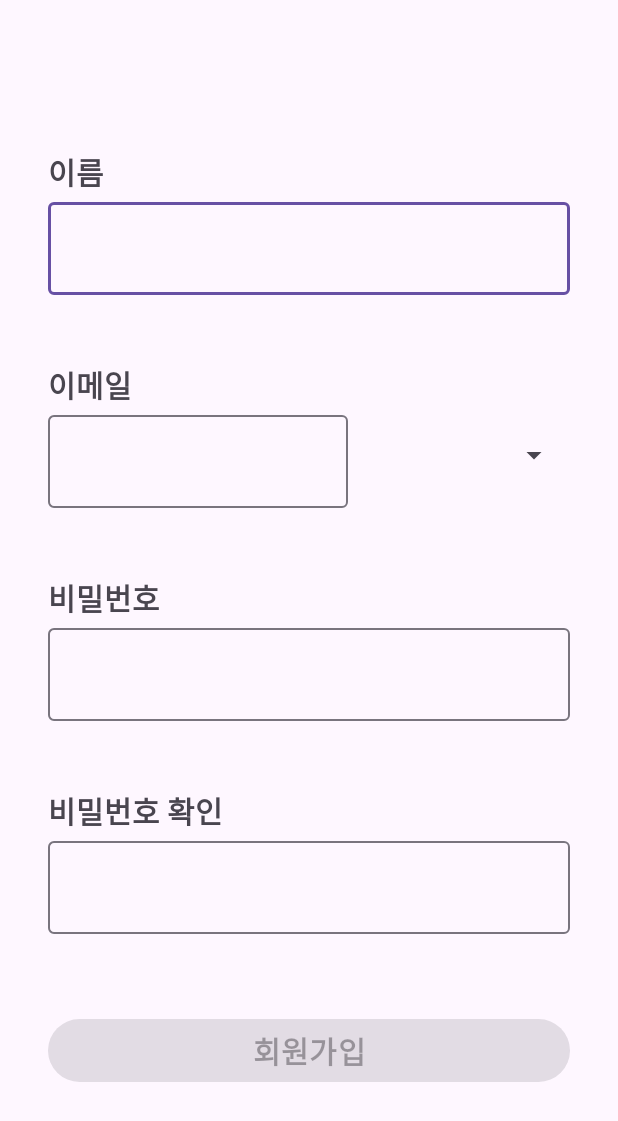
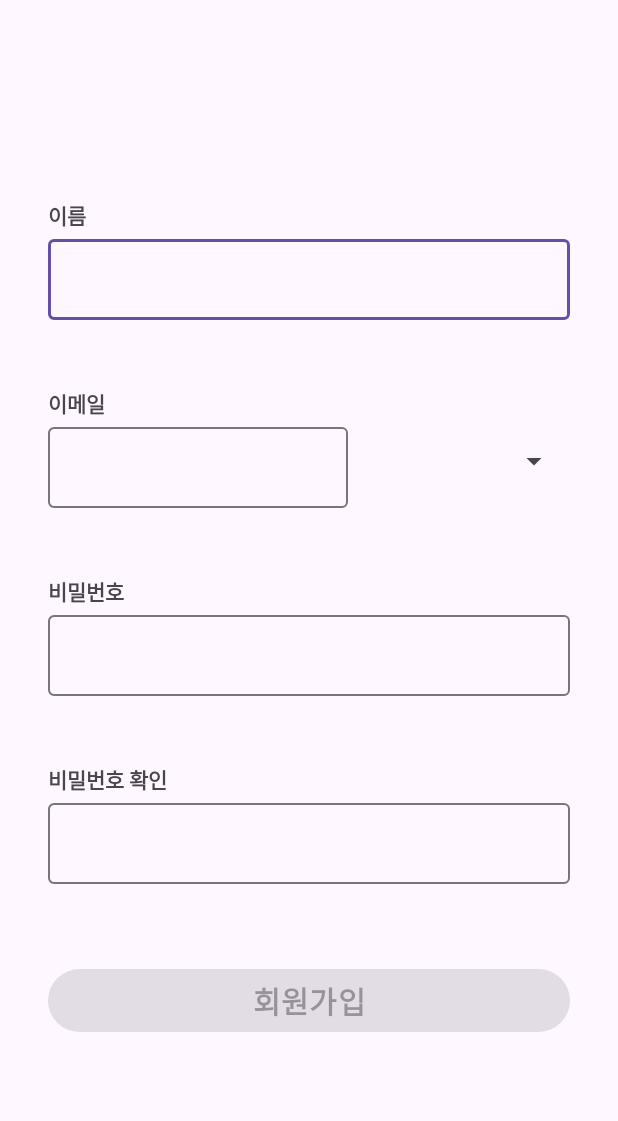
Before and after one commit to sungj5lee/challengeHW1, an Android app: the layout activity_main.xml on its own in the app's theme, with its tools: preview values and no code run, on a phone screen of 412 x 824 dp. Shown: the top 1121 px of the screen. Run offline under Robolectric (Android 15) with nearby library versions, the phone set to English and light mode, and no system bars.

Commit message:
모든 텍스트 크기를 20sp에서 14sp로 변경

```diff
--- a/app/src/main/res/layout/activity_main.xml
+++ b/app/src/main/res/layout/activity_main.xml
@@ -17,7 +17,7 @@
             android:layout_width="wrap_content"
             android:layout_height="wrap_content"
             android:text="@string/name"
-            android:textSize="20sp"
+            android:textSize="14sp"
             android:textStyle="bold"
             app:layout_constraintBottom_toTopOf="@+id/loName"
             app:layout_constraintStart_toStartOf="@+id/loName"
@@ -43,7 +43,7 @@
                 android:layout_height="match_parent"
                 android:ems="10"
                 android:inputType="text"
-                android:textSize="20sp"
+                android:textSize="14sp"
                 android:textStyle="bold" />
 
         </com.google.android.material.textfield.TextInputLayout>
@@ -54,7 +54,7 @@
             android:layout_height="wrap_content"
             android:layout_marginTop="24dp"
             android:text="@string/email"
-            android:textSize="20sp"
+            android:textSize="14sp"
             android:textStyle="bold"
             app:layout_constraintBottom_toTopOf="@+id/loEmail"
             app:layout_constraintStart_toStartOf="@+id/loEmail"
@@ -76,7 +76,7 @@
                 android:layout_height="match_parent"
                 android:ems="10"
                 android:inputType="text|textEmailAddress"
-                android:textSize="20sp"
+                android:textSize="14sp"
                 android:textStyle="bold" />
 
         </com.google.android.material.textfield.TextInputLayout>
@@ -87,7 +87,7 @@
             android:layout_height="wrap_content"
             android:layout_marginTop="24dp"
             android:text="@string/pwd"
-            android:textSize="20sp"
+            android:textSize="14sp"
             android:textStyle="bold"
             app:layout_constraintBottom_toTopOf="@+id/loPwd"
             app:layout_constraintStart_toStartOf="@+id/loPwd"
@@ -111,7 +111,7 @@
                 android:layout_height="match_parent"
                 android:ems="10"
                 android:inputType="text|textPassword"
-                android:textSize="20sp"
+                android:textSize="14sp"
                 android:textStyle="bold" />
 
         </com.google.android.material.textfield.TextInputLayout>
@@ -122,7 +122,7 @@
             android:layout_height="wrap_content"
             android:layout_marginTop="24dp"
             android:text="@string/pwd_check"
-            android:textSize="20sp"
+            android:textSize="14sp"
             android:textStyle="bold"
             app:layout_constraintBottom_toTopOf="@+id/loPwdcheck"
             app:layout_constraintStart_toStartOf="@+id/loPwdcheck"
@@ -146,7 +146,7 @@
                 android:layout_height="match_parent"
                 android:ems="10"
                 android:inputType="text|textPassword"
-                android:textSize="20sp"
+                android:textSize="14sp"
                 android:textStyle="bold" />
 
         </com.google.android.material.textfield.TextInputLayout>
```
